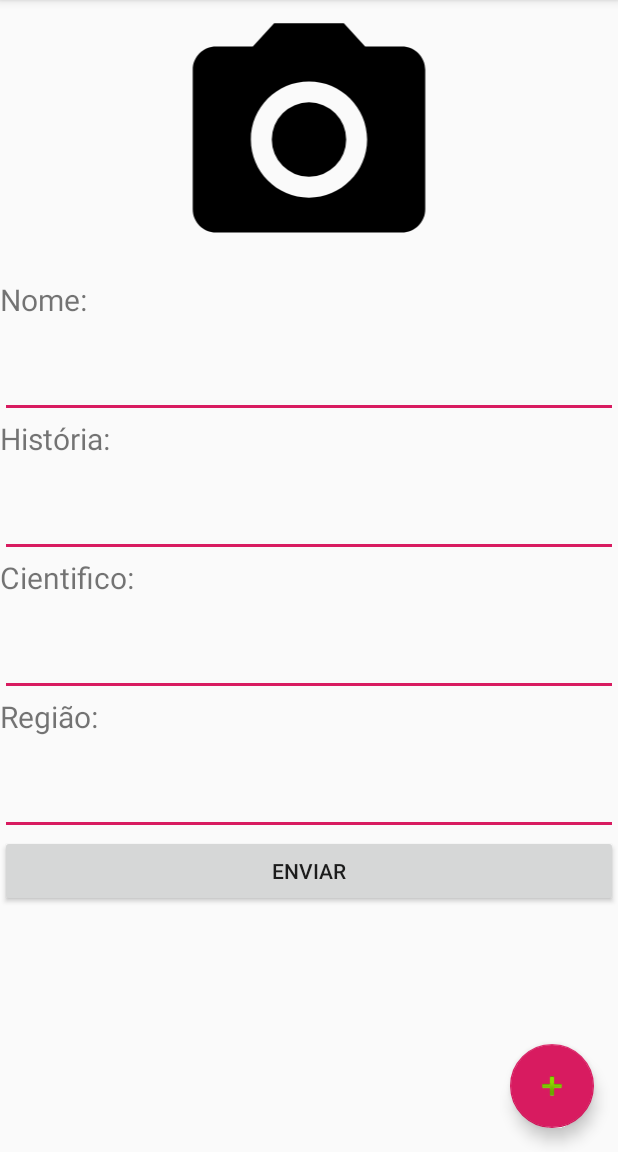
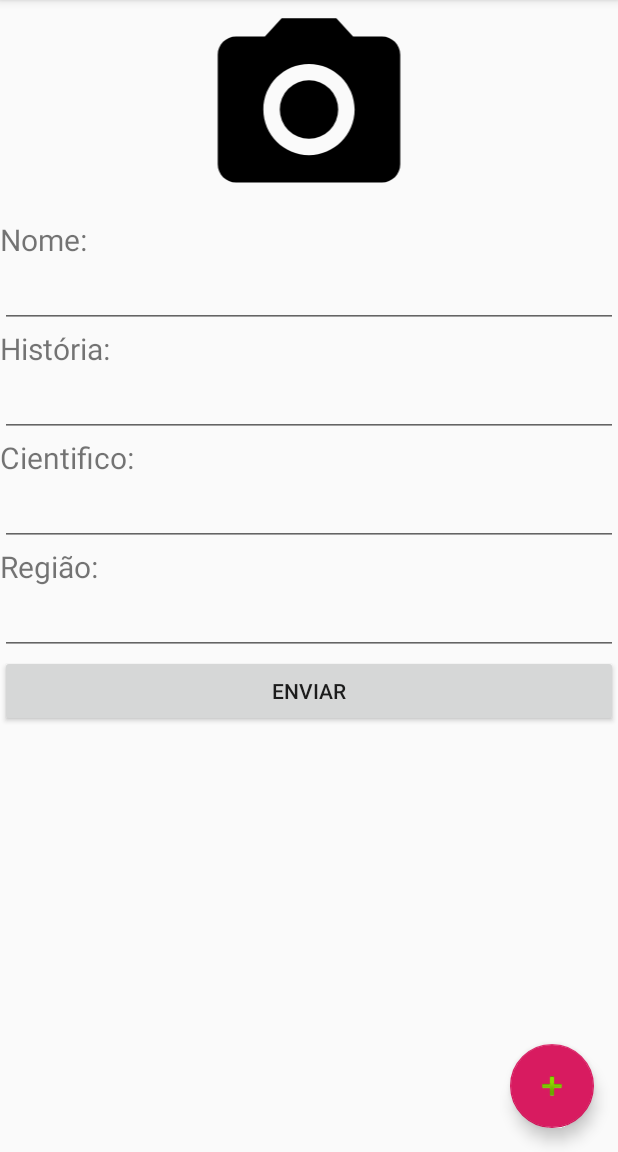
Before and after one commit to rejanefal/estudosAndroid, an Android app: the screen it shows after launch (MainActivity), after a tap on an icon or button, on a phone screen of 412 x 824 dp, the part 84-1236 px from its top. Run offline under Robolectric (Android 15) with nearby library versions, the phone set to English and light mode, and no system bars.

Commit message:
Recycle View

```diff
--- a/PANC/app/src/main/res/layout/content_cadastro.xml
+++ b/PANC/app/src/main/res/layout/content_cadastro.xml
@@ -8,7 +8,7 @@
     <ImageView
         android:id="@+id/fotoPlanta"
         android:layout_width="match_parent"
-        android:layout_height="186dp"
+        android:layout_height="146dp"
         app:srcCompat="@drawable/ic_menu_camera" />
 
     <androidx.appcompat.widget.AppCompatTextView
@@ -17,10 +17,10 @@
         android:text="Nome:"
         android:textSize="20dp"/>
 
-    <android.inputmethodservice.ExtractEditText
+    <android.widget.EditText
         android:id="@+id/edtNome"
         android:layout_width="match_parent"
-        android:layout_height="65dp" />
+        android:layout_height="wrap_content" />
 
     <androidx.appcompat.widget.AppCompatTextView
         android:layout_width="match_parent"
@@ -28,10 +28,10 @@
         android:text="História:"
         android:textSize="20dp"/>
 
-    <android.inputmethodservice.ExtractEditText
+    <android.widget.EditText
+        android:id="@+id/edtHistoria"
         android:layout_width="match_parent"
-        android:id="@+id/edtHistoria"
-        android:layout_height="65dp" />
+        android:layout_height="wrap_content" />
 
     <androidx.appcompat.widget.AppCompatTextView
         android:layout_width="match_parent"
@@ -39,10 +39,10 @@
         android:text="Cientifico:"
         android:textSize="20dp"/>
 
-    <android.inputmethodservice.ExtractEditText
+    <android.widget.EditText
+        android:id="@+id/edtCientifico"
         android:layout_width="match_parent"
-        android:id="@+id/edtCientifico"
-        android:layout_height="65dp" />
+        android:layout_height="wrap_content" />
 
     <androidx.appcompat.widget.AppCompatTextView
         android:layout_width="match_parent"
@@ -50,14 +50,14 @@
         android:text="Região:"
         android:textSize="20dp"/>
 
-    <android.inputmethodservice.ExtractEditText
+    <android.widget.EditText
+        android:id="@+id/edtRegiao"
         android:layout_width="match_parent"
-        android:id="@+id/edtRegiao"
-        android:layout_height="65dp" />
+        android:layout_height="wrap_content" />
 
     <androidx.appcompat.widget.AppCompatButton
+        android:id="@+id/btnCadastrar"
         android:layout_width="match_parent"
         android:layout_height="wrap_content"
-        android:text="enviar"
-        android:id="@+id/btnCadastrar"/>
+        android:text="enviar" />
 </LinearLayout>
--- a/PANC/app/src/main/res/layout/content_item_list.xml
+++ b/PANC/app/src/main/res/layout/content_item_list.xml
@@ -5,12 +5,13 @@
     android:layout_height="match_parent">
 
     <ImageView
-        android:id="@+id/imageView2"
+        android:id="@+id/imgPlanta"
         android:layout_width="190dp"
         android:layout_height="match_parent"
         app:srcCompat="@drawable/ic_menu_camera" />
 
-    <androidx.appcompat.widget.AppCompatTextView
+    <TextView
+        android:id="@+id/txtNomePlanta"
         android:layout_width="match_parent"
         android:layout_height="match_parent"
         android:text="Nome:"
```
Also changed, not shown: PANC/app/src/main/java/com/example/panc/MainActivity.java (+61 -23 lines), PANC/app/src/main/java/com/example/panc/adapters/DadosPlantaAdapter.java (added, +48 -0 lines), PANC/app/src/main/java/com/example/panc/holders/DadosPlantaHolder.java (added, +27 -0 lines).
